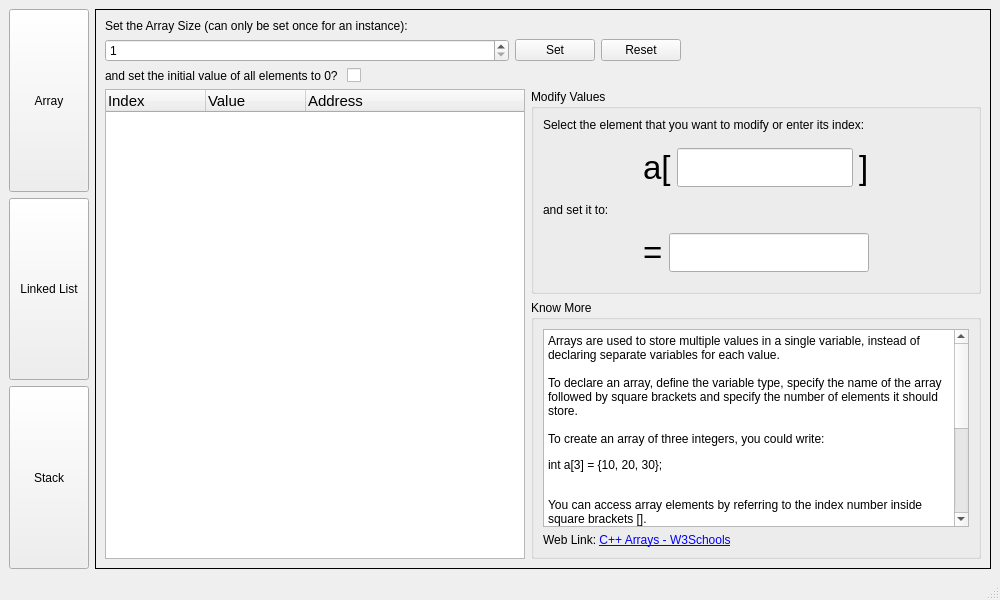
priyanshagrahari/DSGUI, file arraywindow.ui: the form before one commit.
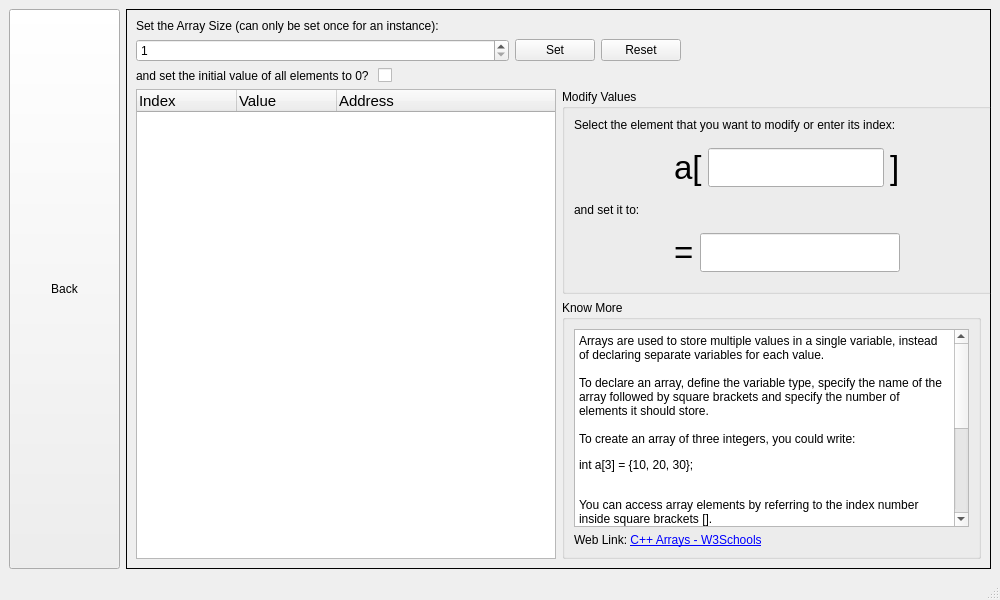
The form after the commit.

```diff
--- a/arraywindow.ui
+++ b/arraywindow.ui
@@ -33,23 +33,10 @@
     <item>
      <layout class="QHBoxLayout" name="horizontalLayout_3">
       <item>
-       <layout class="QVBoxLayout" name="buttonList" stretch="0,0,0">
+       <layout class="QVBoxLayout" name="buttonList" stretch="0">
         <property name="sizeConstraint">
          <enum>QLayout::SetMaximumSize</enum>
         </property>
-        <item>
-         <widget class="QPushButton" name="array_pbut">
-          <property name="sizePolicy">
-           <sizepolicy hsizetype="Minimum" vsizetype="MinimumExpanding">
-            <horstretch>0</horstretch>
-            <verstretch>0</verstretch>
-           </sizepolicy>
-          </property>
-          <property name="text">
-           <string>Array</string>
-          </property>
-         </widget>
-        </item>
         <item>
          <widget class="QPushButton" name="ll_pbut">
           <property name="sizePolicy">
@@ -58,21 +45,14 @@
             <verstretch>0</verstretch>
            </sizepolicy>
           </property>
-          <property name="text">
-           <string>Linked List</string>
+          <property name="minimumSize">
+           <size>
+            <width>111</width>
+            <height>0</height>
+           </size>
           </property>
-         </widget>
-        </item>
-        <item>
-         <widget class="QPushButton" name="stack_pbut">
-          <property name="sizePolicy">
-           <sizepolicy hsizetype="Minimum" vsizetype="MinimumExpanding">
-            <horstretch>0</horstretch>
-            <verstretch>0</verstretch>
-           </sizepolicy>
-          </property>
           <property name="text">
-           <string>Stack</string>
+           <string>Back</string>
           </property>
          </widget>
         </item>
```
